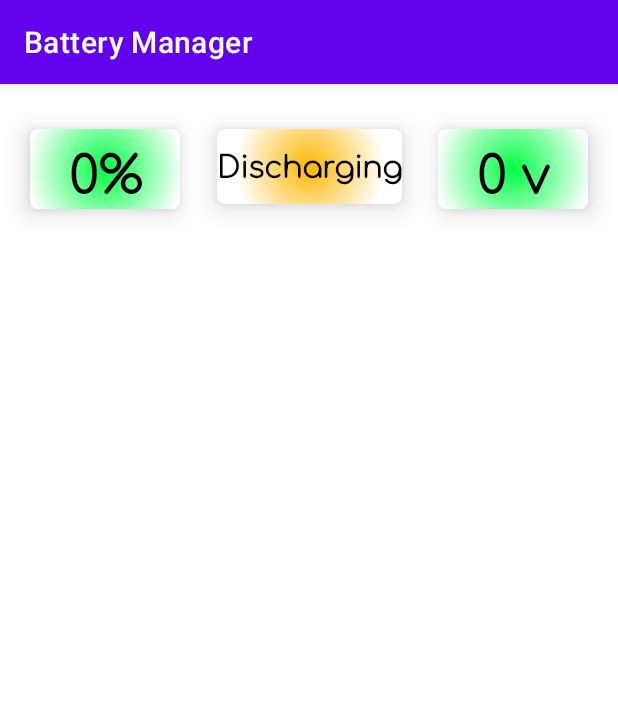
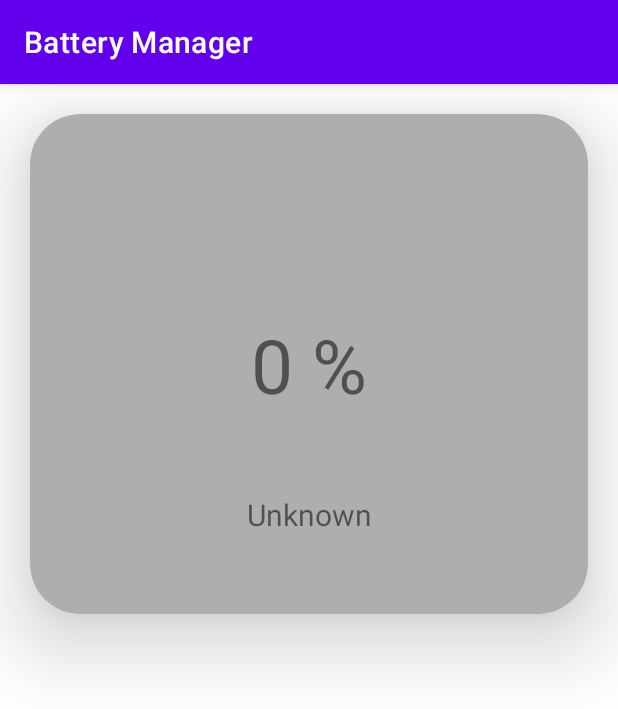
Before and after one commit to BharathJawahar/Battery-Manager-App, an Android app: the screen it shows after launch (MainActivity), on a phone screen of 412 x 824 dp. Shown: the top 709 px of the screen. Run offline under Robolectric (Android 15) with nearby library versions, the phone set to English and light mode, and no system bars.

Commit message:
Daily Sync

```diff
--- a/app/src/main/res/layout/activity_main.xml
+++ b/app/src/main/res/layout/activity_main.xml
@@ -4,58 +4,47 @@
     xmlns:tools="http://schemas.android.com/tools"
     android:layout_width="match_parent"
     android:layout_height="match_parent"
+    android:background="#FFFFFF"
     tools:context=".MainActivity">
+
+    <androidx.cardview.widget.CardView
+        android:id="@+id/cardView"
+        android:layout_width="0dp"
+        android:layout_height="500px"
+        android:layout_marginStart="20dp"
+        android:layout_marginTop="20dp"
+        android:layout_marginEnd="20dp"
+        android:backgroundTint="#AEAEAE"
+        app:cardCornerRadius="50px"
+        app:cardElevation="50px"
+        app:contentPadding="100px"
+        app:layout_constraintEnd_toEndOf="parent"
+        app:layout_constraintStart_toStartOf="parent"
+        app:layout_constraintTop_toTopOf="parent">
+
+    </androidx.cardview.widget.CardView>
 
     <TextView
         android:id="@+id/batteryPercentage"
         android:layout_width="wrap_content"
         android:layout_height="wrap_content"
-        android:layout_marginStart="20dp"
-        android:layout_marginTop="30dp"
-        android:background="@drawable/battery_percentage_background_green"
-        android:elevation="10dp"
-        android:fontFamily="@font/comfortaa_light"
-        android:text="0%"
-        android:textAlignment="center"
-        android:textColor="#000000"
-        android:textSize="34sp"
-        android:textStyle="bold"
-        app:layout_constraintStart_toStartOf="parent"
-        app:layout_constraintTop_toTopOf="parent" />
-
-    <TextView
-        android:id="@+id/batteryVoltage"
-        android:layout_width="wrap_content"
-        android:layout_height="wrap_content"
-        android:layout_marginTop="30dp"
-        android:layout_marginEnd="20dp"
-        android:background="@drawable/battery_percentage_background_green"
-        android:elevation="10dp"
-        android:fontFamily="@font/comfortaa_light"
-        android:text="0 v"
-        android:textAlignment="center"
-        android:textColor="#000000"
-        android:textSize="34sp"
-        android:textStyle="bold"
-        app:layout_constraintEnd_toEndOf="parent"
-        app:layout_constraintTop_toTopOf="parent" />
+        android:elevation="60px"
+        android:text="0 %"
+        android:textSize="50sp"
+        app:layout_constraintBottom_toBottomOf="@+id/cardView"
+        app:layout_constraintEnd_toEndOf="@+id/cardView"
+        app:layout_constraintStart_toStartOf="@+id/cardView"
+        app:layout_constraintTop_toTopOf="@+id/cardView" />
 
     <TextView
         android:id="@+id/batteryStatus"
         android:layout_width="wrap_content"
         android:layout_height="wrap_content"
-        android:layout_marginTop="30dp"
-        android:background="@drawable/battery_status_background_orange"
-        android:elevation="10dp"
-        android:fontFamily="@font/comfortaa_light"
-        android:paddingVertical="7dp"
-        android:text="Discharging"
-        android:textAlignment="center"
-        android:textColor="#000000"
+        android:elevation="55px"
+        android:text="Unknown"
         android:textSize="20sp"
-        android:textStyle="bold"
-        app:layout_constraintEnd_toEndOf="parent"
-        app:layout_constraintStart_toStartOf="parent"
-        app:layout_constraintTop_toTopOf="parent" />
-
+        app:layout_constraintBottom_toBottomOf="@+id/cardView"
+        app:layout_constraintEnd_toEndOf="@+id/batteryPercentage"
+        app:layout_constraintStart_toStartOf="@+id/batteryPercentage"
+        app:layout_constraintTop_toBottomOf="@+id/batteryPercentage" />
 </androidx.constraintlayout.widget.ConstraintLayout>
```
Also changed, not shown: app/src/main/java/com/example/batterymanager/MainActivity.java (+13 -47 lines).
